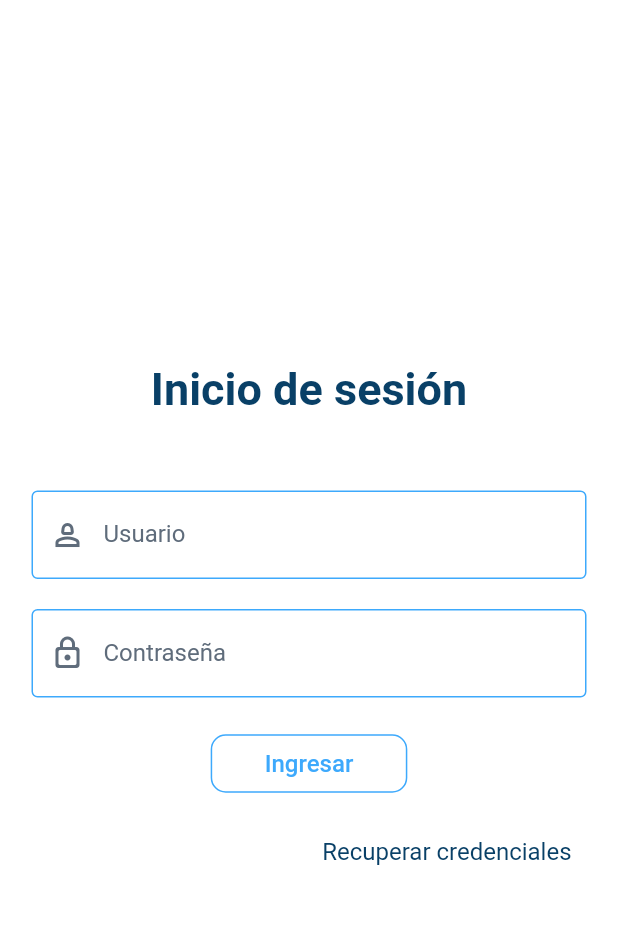
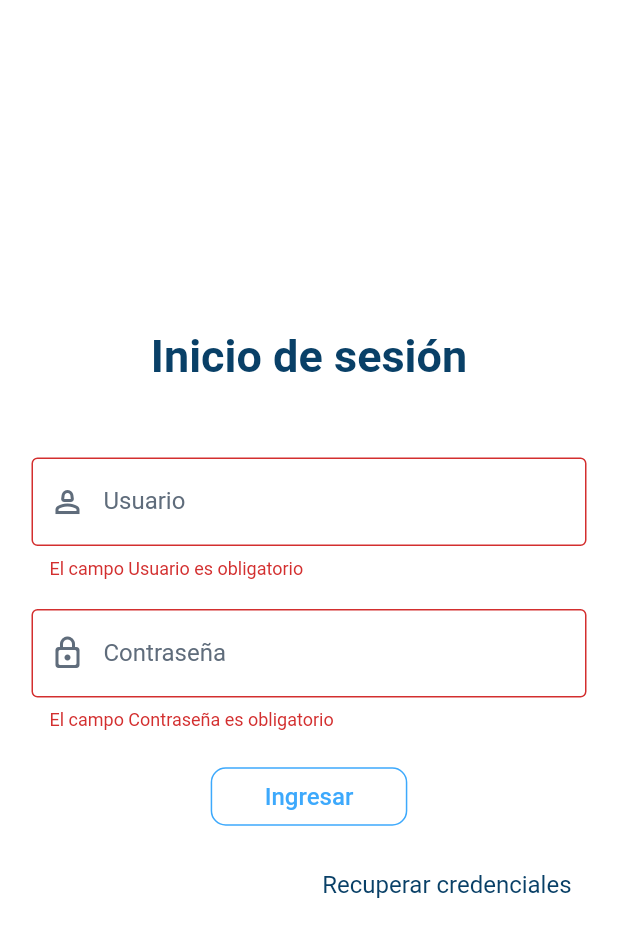
Before and after one commit to an-tet/store-frontend, a Flutter app: the screen it shows after launch, after a tap on "Ingresar", on a phone screen of 412 x 824 dp. Shown: the top 937 px of the screen. Run offline on Flutter 3.47's test engine with Material 2 defaults, Android fonts, the light colour scheme and no system bars; our stand-ins replace fluro, google_fonts.

Commit message:
add. save state of login form and validations

```diff
--- a/lib/main.dart
+++ b/lib/main.dart
@@ -1,11 +1,25 @@
 import 'package:flutter/material.dart';
+import 'package:provider/provider.dart';
 import 'package:store/constants/colors_constants.dart';
+import 'package:store/provider/auth_provider.dart';
 import 'package:store/router/router_manager.dart';
 import 'package:store/ui/layouts/auth/auth_layout.dart';
 
-void main() {
+void main() async {
+  WidgetsFlutterBinding.ensureInitialized();
   RouterManager.configureRoutes();
-  runApp(const MainApp());
+  runApp(const AppState());
+}
+
+class AppState extends StatelessWidget {
+  const AppState({super.key});
+
+  @override
+  Widget build(BuildContext context) {
+    return MultiProvider(providers: [
+      ChangeNotifierProvider(create: (_) => AuthProvider()),
+    ], child: const MainApp());
+  }
 }
 
 class MainApp extends StatelessWidget {
--- /dev/null
+++ b/lib/provider/auth_provider.dart
@@ -0,0 +1,12 @@
+import 'package:flutter/material.dart';
+
+class AuthProvider extends ChangeNotifier {
+  String? _token;
+
+  //TODO: pending implementation with local storage
+  login(String user, String password) {
+    _token = 'token_code';
+    print(_token);
+    notifyListeners();
+  }
+}
--- /dev/null
+++ b/lib/provider/login_form_provider.dart
@@ -0,0 +1,15 @@
+import 'package:flutter/material.dart';
+import 'package:store/provider/auth_provider.dart';
+
+class LoginFormProvider extends ChangeNotifier {
+  GlobalKey<FormState> formKey = GlobalKey();
+  String user = '';
+  String password = '';
+
+  validateForm() {
+    if (formKey.currentState!.validate()) {
+      return true;
+    }
+    return false;
+  }
+}
--- /dev/null
+++ b/lib/ui/views/login_form_validation.dart
@@ -0,0 +1,13 @@
+class LoginFormValidation {
+  static Function loginValidation = (value, field) {
+    if (value == null || value.isEmpty) {
+      return 'El campo $field es obligatorio';
+    }
+
+    if (value.length < 6) {
+      return 'El campo $field debe de ser mínimo 6 caracteres';
+    }
+
+    return null;
+  };
+}
--- a/lib/ui/views/login_view.dart
+++ b/lib/ui/views/login_view.dart
@@ -1,22 +1,36 @@
 import 'package:flutter/material.dart';
 import 'package:google_fonts/google_fonts.dart';
+import 'package:provider/provider.dart';
 import 'package:store/constants/colors_constants.dart';
+import 'package:store/provider/auth_provider.dart';
+import 'package:store/provider/login_form_provider.dart';
 import 'package:store/router/router_manager.dart';
 import 'package:store/ui/buttons/custom_outlined_button.dart';
 import 'package:store/ui/buttons/link_text.dart';
 import 'package:store/ui/inputs/custom_inputs.dart';
+import 'package:store/ui/views/login_form_validation.dart';
 
 class LoginView extends StatelessWidget {
   const LoginView({super.key});
 
   @override
   Widget build(BuildContext context) {
+    final authProvider = Provider.of<AuthProvider>(context);
+
+    return ChangeNotifierProvider(
+      create: (BuildContext _) => LoginFormProvider(),
+      child: Builder(
+        builder: (context) {
+          final loginFormProvider =
+              Provider.of<LoginFormProvider>(context, listen: false);
           return Container(
             padding: const EdgeInsets.symmetric(horizontal: 20),
             child: Center(
               child: ConstrainedBox(
                 constraints: const BoxConstraints(maxWidth: 370),
                 child: Form(
+                  autovalidateMode: AutovalidateMode.always,
+                  key: loginFormProvider.formKey,
                   child: Column(
                     mainAxisAlignment: MainAxisAlignment.center,
                     children: [
@@ -31,14 +45,23 @@ class LoginView extends StatelessWidget {
                       const SizedBox(height: 50),
                       TextFormField(
                         style: const TextStyle(color: ColorsConstants.primary),
+                        onChanged: (value) => loginFormProvider.user = value,
                         decoration: CustomInputs.loginInputDecoration(
                           hint: 'Ingrese nombre de usuario',
                           label: 'Usuario',
                           icon: Icons.person_2_outlined,
                         ),
+                        validator: (value) =>
+                            LoginFormValidation.loginValidation(
+                                value, 'Usuario'),
                       ),
                       const SizedBox(height: 20),
                       TextFormField(
+                        onChanged: (value) =>
+                            loginFormProvider.password = value,
+                        validator: (value) =>
+                            LoginFormValidation.loginValidation(
+                                value, 'Contraseña'),
                         obscureText: true,
                         style: const TextStyle(color: ColorsConstants.primary),
                         decoration: CustomInputs.loginInputDecoration(
@@ -49,7 +72,15 @@ class LoginView extends StatelessWidget {
                       ),
                       const SizedBox(height: 20),
                       CustomOutlinedButton(
-                  onPressed: () {},
+                        onPressed: () {
+                          final isValid = loginFormProvider.validateForm();
+                          if (isValid) {
+                            authProvider.login(
+                              loginFormProvider.user,
+                              loginFormProvider.password,
+                            );
+                          }
+                        },
                         text: 'Ingresar',
                       ),
                       const SizedBox(height: 20),
@@ -59,7 +90,8 @@ class LoginView extends StatelessWidget {
                           text: 'Recuperar credenciales',
                           align: TextAlign.end,
                           onPressed: () {
-                      Navigator.pushNamed(context, RouterManager.recoveryRoute);
+                            Navigator.pushNamed(
+                                context, RouterManager.recoveryRoute);
                           },
                         ),
                       )
@@ -69,5 +101,8 @@ class LoginView extends StatelessWidget {
               ),
             ),
           );
+        },
+      ),
+    );
   }
 }
```
Also changed, not shown: 1 other file. Lines whose indentation alone changed are shown as unchanged.
